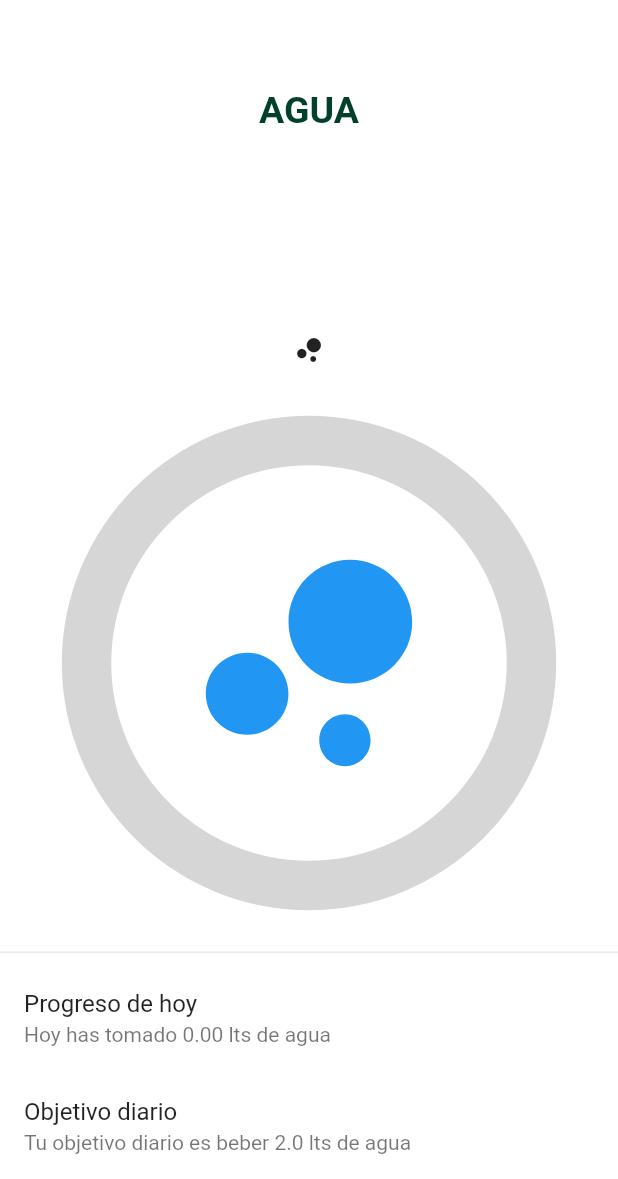
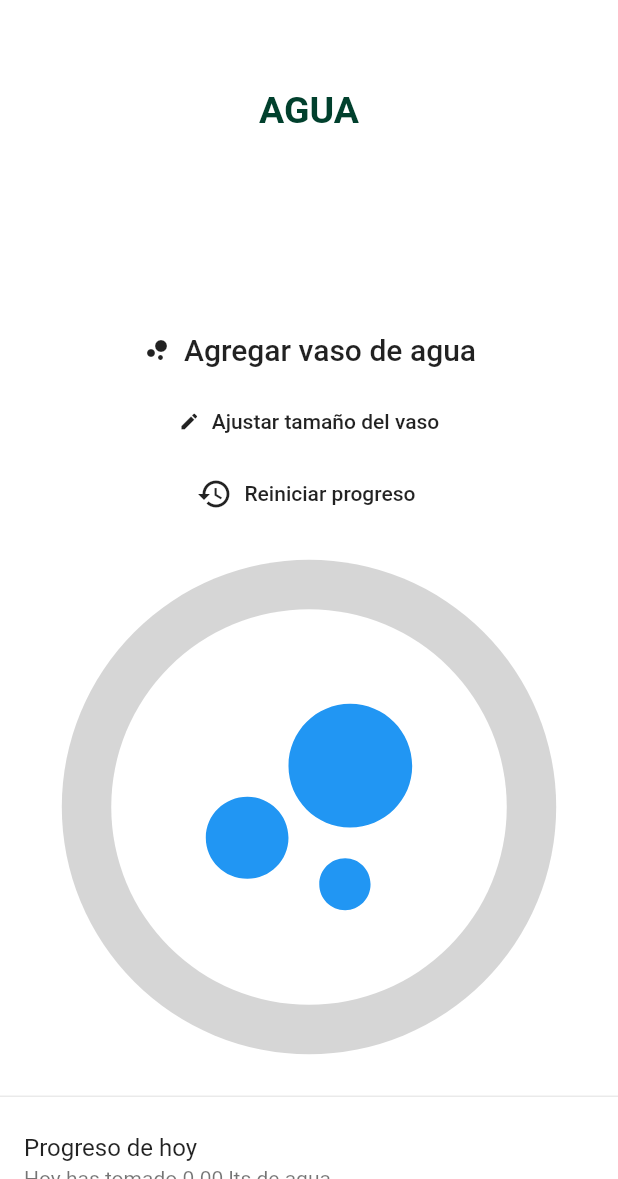
Before and after one commit to dvelez3815/cuidando_a_quien_me_cuida, a Flutter app: the WaterScreen screen opened by its route, on a phone screen of 412 x 824 dp, the part 57-1236 px from its top. Run offline on Flutter 3.47's test engine with Material 2 defaults, Android fonts, the phone set to English and light mode, and no system bars; our stand-ins replace audioplayers, carousel_slider, device_preview, flutter_dotenv, flutter_local_notifications, flutter_svg and 4 more; missing offline and left inert: android_alarm_manager; accounts and stored records are empty.

Commit message:
water module progress

```diff
--- a/lib/modules/water/provider.water.dart
+++ b/lib/modules/water/provider.water.dart
@@ -15,16 +15,19 @@ class WaterProvider {
 
   WaterProvider._();
 
+  double _glassContent = 0.5;
+
   final BehaviorSubject<double> _goalStreamController = new BehaviorSubject<double>();
   final BehaviorSubject<double> _progressStreamController = new BehaviorSubject<double>();
 
-  Function(double) get goalSink => _goalStreamController.sink.add;
-  Function(double) get progressSink => _progressStreamController.add;
+  Function(double) get _goalSink => _goalStreamController.sink.add;
+  Function(double) get _progressSink => _progressStreamController.add;
 
   Stream<double> get goalStream => _goalStreamController.stream;
   Stream<double> get progressStream => _progressStreamController.stream;
 
   double get goalValue => _goalStreamController.value;
+  double get glassContent => _glassContent;
 
   dispose(){
     _goalStreamController?.close();
@@ -32,22 +35,35 @@ class WaterProvider {
   }
 
   void init(){
-    goalSink(UserPreferences().waterGoal ?? 2.0);
-    progressSink(UserPreferences().waterProgress ?? 0.0);
+    _goalSink(UserPreferences().waterGoal ?? 2.0);
+    _progressSink(UserPreferences().waterProgress ?? 0.0);
+    this._glassContent = UserPreferences().glassContent ?? 0.5;
   }
 
-  void addWaterLts(double lts) {
-    assert(lts > 0);
-    progressSink(lts + _progressStreamController.value);
+  void addWaterLts({double lts}) {
+    assert(lts == null || (lts != null && lts > 0));
+
+    lts = lts ?? this._glassContent;
+
+    _progressSink(lts + _progressStreamController.value);
     UserPreferences().waterProgress = _progressStreamController.value;
   }
 
   void updateGoal(double newGoal) {
 
     assert(newGoal > 0);
-    goalSink(newGoal);
-    progressSink(_progressStreamController.value);
+    _goalSink(newGoal);
+    _progressSink(_progressStreamController.value);
     UserPreferences().waterGoal = _goalStreamController.value;
   }
 
+  void updateGlassContent(double lts) {
+    this._glassContent = lts;
+    UserPreferences().glassContent = lts;
+  }
+
+  void restoreProgress() {
+    _progressSink(0);
+    UserPreferences().waterProgress = 0;
+  }
 }
--- a/lib/modules/water/screen.water.dart
+++ b/lib/modules/water/screen.water.dart
@@ -1,12 +1,17 @@
 import 'package:flutter/material.dart';
 import 'package:utm_vinculacion/modules/water/widget.water_circular.dart';
+import 'package:utm_vinculacion/user_preferences.dart';
 import 'package:utm_vinculacion/widgets/components/header.dart';
+import 'package:utm_vinculacion/widgets/components/input.dart';
 
 import 'provider.water.dart';
 
 
 class WaterScreen extends StatefulWidget {
   final _provider = new WaterProvider();
+  final _formKey = new GlobalKey<FormState>();
+  final _scaffoldKey = new GlobalKey<ScaffoldState>();
+  final _waterLtsController = new TextEditingController();
 
   @override
   _WaterScreenState createState() => _WaterScreenState();
@@ -17,7 +22,7 @@ class _WaterScreenState extends State<WaterScreen> {
   @override
   void initState() {
     super.initState();
-
+    widget._waterLtsController.text = ((UserPreferences().glassContent ?? 0.5) * 1000).toStringAsFixed(2);
     widget._provider.init();
   }
 
@@ -27,6 +32,7 @@ class _WaterScreenState extends State<WaterScreen> {
     final size = MediaQuery.of(context).size;
 
     return Scaffold(
+      key: widget._scaffoldKey,
       body: Container(
         child: SingleChildScrollView(
           physics: ScrollPhysics(parent: BouncingScrollPhysics()),
@@ -44,16 +50,109 @@ class _WaterScreenState extends State<WaterScreen> {
   Widget _getBody(BuildContext context, Size size) {
     return Column(
       children: [
+        _getWaterGlassComponent(),
+        _getWaterGlassEditor(),
         Center(
-          child: IconButton(
-            icon: Icon(Icons.bubble_chart_rounded),
-            onPressed: ()=>widget._provider.addWaterLts(0.02/widget._provider.goalValue),
+          child: FlatButton.icon(
+            icon: Icon(Icons.restore),
+            label: Text("Reiniciar progreso"),
+            onPressed: ()=>widget._provider.restoreProgress()
           ),
         ),
-        _getProgressComponent(),
+        _getProgressComponent(size),
         _getGoalComponent()
       ],
     );
+  }
+
+  Center _getWaterGlassEditor() {
+    return Center(
+      child: FlatButton.icon(
+        padding: EdgeInsets.symmetric(vertical: 10.0, horizontal: 20.0),
+        icon: Icon(
+          Icons.edit,
+          size: 14.0,
+        ),
+        label: Text(
+          "Ajustar tamaño del vaso",
+          style: TextStyle(fontSize: 14.0),
+        ),
+        onPressed: (){
+          showDialog(
+            context: context,
+            builder: (context) {
+              return AlertDialog(
+                title: Text("Ajustar vaso de agua"),
+                content:_getGlassContentForm(),
+                actions: [
+                  FlatButton.icon(
+                    onPressed: ()=>Navigator.of(context).pop(),
+                    icon: Icon(Icons.cancel),
+                    label: Text("Cancelar"),
+                  ),
+                  _getSaveGlassContent(),
+                ],
+              );
+            }
+          );
+        }
+      ),
+    );
+  }
+
+  FlatButton _getSaveGlassContent() {
+    return FlatButton.icon(
+      icon: Icon(Icons.save),
+      label: Text("Guardar"),
+      onPressed: (){
+
+        if(widget._formKey.currentState.validate()){
+          // TODO: storage it in database
+          widget._provider.updateGlassContent(double.parse(widget._waterLtsController.text)/1000);
+          Navigator.of(context).pop();
+          widget._scaffoldKey.currentState.showSnackBar(new SnackBar(
+            content: Text("El valor del vaso de agua ha sido ajustado"),
+          ));
+        }
+
+      },
+    );
+  }
+
+  Form _getGlassContentForm() {
+    return Form(
+      key: widget._formKey,
+      child: getInputStyle(
+        "Mililitros de agua",
+        "¿Cuántos mililitros de agua contiene el vaso?",
+        widget._waterLtsController, null,
+        inputType: TextInputType.numberWithOptions(
+          decimal: true,
+          signed: false
+        ),
+        validatorCallback: (number){
+          double n = double.parse(number ?? "", (e)=>-1.0);
+
+          if(n <= 0) return "El valor ingresado no es válido";
+
+          return null;
+        }
+      ),
+    );
+  }
+
+  Center _getWaterGlassComponent() {
+    return Center(
+        child: FlatButton.icon(
+          padding: EdgeInsets.symmetric(vertical: 10.0, horizontal: 20.0),
+          icon: Icon(Icons.bubble_chart_rounded, size: 20.0),
+          label: Text(
+            "Agregar vaso de agua",
+            style: TextStyle(fontSize: 20.0),
+          ),
+          onPressed: ()=>widget._provider.addWaterLts(),
+        ),
+      );
   }
 
   StreamBuilder<double> _getGoalComponent() {
@@ -70,14 +169,44 @@ class _WaterScreenState extends State<WaterScreen> {
     );
   }
 
-  StreamBuilder<double> _getProgressComponent() {
+  StreamBuilder<double> _getProgressComponent(Size size) {
     return StreamBuilder(
       stream: widget._provider.progressStream,
       initialData: 0.0,
       builder: (BuildContext context, AsyncSnapshot<double> snapshot){
         return Column(
+          crossAxisAlignment: CrossAxisAlignment.center,
           children: [
-            WaterCircular(progress: snapshot.data),
+            Stack(
+              fit: StackFit.loose,
+              alignment: Alignment.center,
+              children: [
+                WaterCircular(
+                  progress: snapshot.data/widget._provider.goalValue,
+                  completed: snapshot.data >= widget._provider.goalValue,
+                ),
+                (snapshot.data >= widget._provider.goalValue)? Container(
+                  width: size.width*0.8,
+                  height: size.width*0.8,
+                  decoration: BoxDecoration(
+                    color: snapshot.data > 6.0?
+                          Colors.red.withOpacity(0.6):
+                          Theme.of(context).canvasColor.withOpacity(0.7),
+                    borderRadius: BorderRadius.circular(size.width*0.8)
+                  ),
+                  child: Center(
+                    child: Text(
+                      snapshot.data > 6.0? "SOBREHIDRATACIÓN":"COMPLETADO",
+                      style: TextStyle(
+                        fontSize: 30.0,
+                        color: Theme.of(context).accentColor,
+                        fontWeight: FontWeight.bold
+                      ),
+                    )
+                  ),
+                ):Container()
+              ],
+            ),
             Divider(),
             ListTile(
               title: Text("Progreso de hoy"),
--- a/lib/modules/water/widget.water_circular.dart
+++ b/lib/modules/water/widget.water_circular.dart
@@ -4,8 +4,9 @@ import 'dart:math' as math;
 class WaterCircular extends StatelessWidget {
 
   final double progress;
+  final bool completed;
 
-  const WaterCircular({Key key, this.progress}) : super(key: key);
+  const WaterCircular({Key key, this.progress, this.completed = false}) : super(key: key);
 
   @override
   Widget build(BuildContext context) {
@@ -18,7 +19,11 @@ class WaterCircular extends StatelessWidget {
       margin: EdgeInsets.all(20.0),
       child: CustomPaint(
         painter: _CircularCounter(progress),
-        child: Icon(Icons.bubble_chart, size: size.width*0.5, color: Colors.blue),
+        child: Icon(
+          completed? Icons.check:Icons.bubble_chart,
+          size: size.width*0.5,
+          color: Colors.blue
+        ),
       )
     );
   }
--- a/lib/user_preferences.dart
+++ b/lib/user_preferences.dart
@@ -38,8 +38,13 @@ class UserPreferences{
     _prefs.setDouble('water_progress', lts);
   }
 
+  set glassContent(double lts) {
+    _prefs.setDouble('glass_content', lts);
+  }
+
   bool get darkMode => _prefs.getBool('dark_mode');
   Stream<bool> get darkStream => darkModeController.stream;
   double get waterGoal => _prefs.getDouble("water_goal");
   double get waterProgress => _prefs.getDouble("water_progress");
+  double get glassContent => _prefs.getDouble("glass_content");
 }
```
